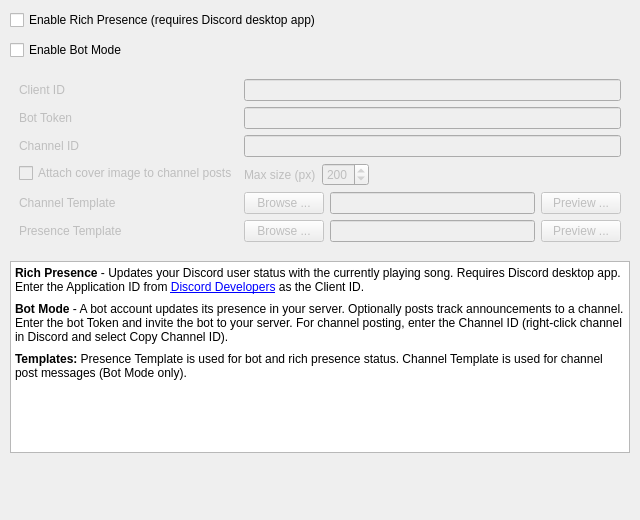
Qt form nowplaying/resources/ui/discordbot.ui (whatsnowplaying/whats-now-playing) before a commit.
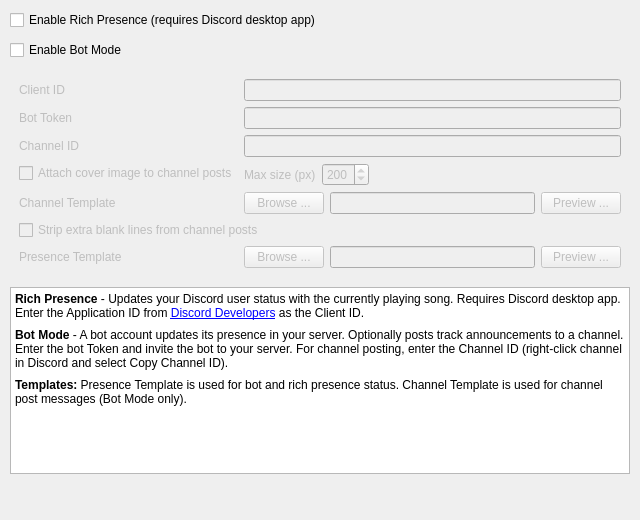
The same form after that commit.

```diff
--- a/nowplaying/resources/ui/discordbot.ui
+++ b/nowplaying/resources/ui/discordbot.ui
@@ -197,7 +197,17 @@
         </item>
        </layout>
       </item>
-      <item row="5" column="0">
+      <item row="5" column="0" colspan="2">
+       <widget class="QCheckBox" name="channel_strip_extra_lines_checkbox">
+        <property name="enabled">
+         <bool>false</bool>
+        </property>
+        <property name="text">
+         <string>Strip extra blank lines from channel posts</string>
+        </property>
+       </widget>
+      </item>
+      <item row="6" column="0">
        <widget class="QLabel" name="template_label">
         <property name="enabled">
          <bool>false</bool>
@@ -207,7 +217,7 @@
         </property>
        </widget>
       </item>
-      <item row="5" column="1">
+      <item row="6" column="1">
        <layout class="QHBoxLayout" name="template_layout">
         <item>
          <widget class="QPushButton" name="template_button">
```
